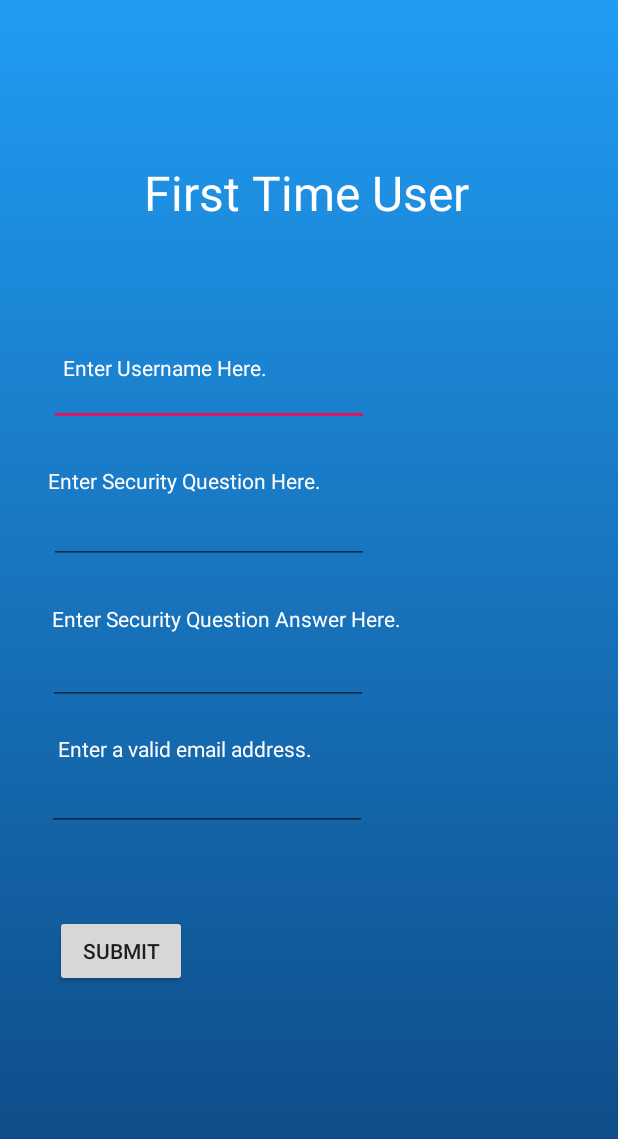
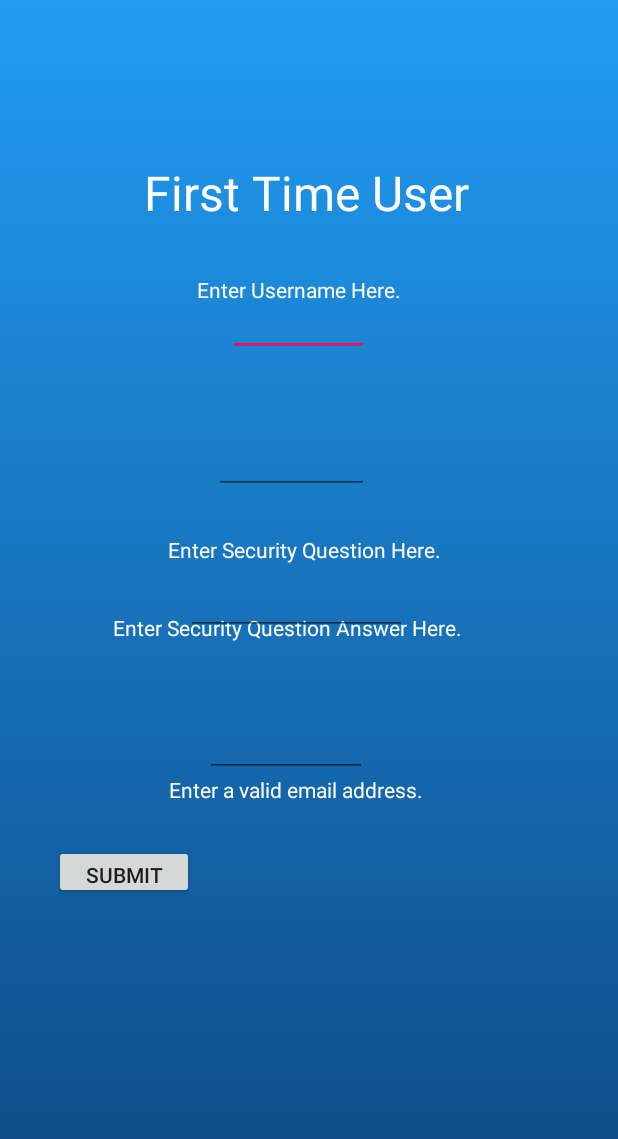
Before and after one commit to Bshuryan/SophProj, an Android app: the FirstTimeUser screen opened directly, with no data from a screen before it, on a phone screen of 412 x 824 dp. Shown: the top 1139 px of the screen. Run offline under Robolectric (Android 15) with nearby library versions, the phone set to English and light mode, and no system bars.

Commit message:
Merge remote-tracking branch 'origin/master'
# Conflicts:
#	.gradle/4.10.1/fileHashes/fileHashes.bin
#	.gradle/4.10.1/fileHashes/fileHashes.lock
#	.gradle/4.10.1/taskHistory/taskHistory.lock
#	.gradle/buildOutputCleanup/buildOutputCleanup.lock
#	.idea/caches/gradle_models.ser
#	app/app.iml

```diff
--- a/app/src/main/res/layout/activity_first_time_user.xml
+++ b/app/src/main/res/layout/activity_first_time_user.xml
@@ -9,26 +9,26 @@
 
     <TextView
         android:id="@+id/textView2"
-        android:layout_width="210dp"
-        android:layout_height="27dp"
+        android:layout_width="348dp"
+        android:layout_height="38dp"
         android:layout_marginStart="32dp"
         android:layout_marginLeft="32dp"
         android:layout_marginTop="172dp"
         android:layout_marginEnd="240dp"
         android:layout_marginRight="240dp"
         android:layout_marginBottom="540dp"
-        android:text="   Enter Username Here."
+        android:text="                              Enter Username Here."
         android:textColor="@android:color/white"
         app:layout_constraintBottom_toBottomOf="parent"
         app:layout_constraintEnd_toEndOf="parent"
-        app:layout_constraintHorizontal_bias="0.0"
+        app:layout_constraintHorizontal_bias="0.004"
         app:layout_constraintStart_toStartOf="parent"
         app:layout_constraintTop_toTopOf="parent"
-        app:layout_constraintVertical_bias="0.75" />
+        app:layout_constraintVertical_bias="0.157" />
 
     <EditText
         android:id="@+id/editText1"
-        android:layout_width="wrap_content"
+        android:layout_width="94dp"
         android:layout_height="wrap_content"
         android:layout_marginStart="32dp"
         android:layout_marginLeft="32dp"
@@ -41,26 +41,29 @@
         android:text=""
         app:layout_constraintBottom_toBottomOf="parent"
         app:layout_constraintEnd_toEndOf="parent"
+        app:layout_constraintHorizontal_bias="1.0"
         app:layout_constraintStart_toStartOf="parent"
-        app:layout_constraintTop_toTopOf="parent" />
+        app:layout_constraintTop_toTopOf="parent"
+        app:layout_constraintVertical_bias="0.0" />
 
     <TextView
         android:id="@+id/textView3"
         android:layout_width="wrap_content"
         android:layout_height="wrap_content"
-        android:layout_marginStart="32dp"
-        android:layout_marginLeft="32dp"
+        android:layout_marginStart="112dp"
+        android:layout_marginLeft="112dp"
         android:layout_marginTop="264dp"
         android:layout_marginBottom="448dp"
         android:text="Enter Security Question Here."
         android:textColor="@android:color/white"
         app:layout_constraintBottom_toBottomOf="parent"
         app:layout_constraintStart_toStartOf="parent"
-        app:layout_constraintTop_toTopOf="parent" />
+        app:layout_constraintTop_toTopOf="parent"
+        app:layout_constraintVertical_bias="1.0" />
 
     <EditText
         android:id="@+id/editText2"
-        android:layout_width="wrap_content"
+        android:layout_width="103dp"
         android:layout_height="wrap_content"
         android:layout_marginStart="32dp"
         android:layout_marginLeft="32dp"
@@ -68,37 +71,41 @@
         android:layout_marginEnd="166dp"
         android:layout_marginRight="166dp"
         android:layout_marginBottom="402dp"
-        android:ems="10"
+        android:ems="5"
         android:inputType="textPersonName"
         android:text=""
         app:layout_constraintBottom_toBottomOf="parent"
         app:layout_constraintEnd_toEndOf="parent"
+        app:layout_constraintHorizontal_bias="1.0"
         app:layout_constraintStart_toStartOf="parent"
-        app:layout_constraintTop_toTopOf="parent" />
+        app:layout_constraintTop_toTopOf="parent"
+        app:layout_constraintVertical_bias="0.0" />
 
     <TextView
         android:id="@+id/textView4"
-        android:layout_width="wrap_content"
-        android:layout_height="wrap_content"
+        android:layout_width="339dp"
+        android:layout_height="24dp"
         android:layout_marginStart="32dp"
         android:layout_marginLeft="32dp"
         android:layout_marginTop="356dp"
         android:layout_marginEnd="142dp"
         android:layout_marginRight="142dp"
         android:layout_marginBottom="356dp"
-        android:text="Enter Security Question Answer Here."
+        android:text="                  Enter Security Question Answer Here."
         android:textColor="@android:color/white"
         app:layout_constraintBottom_toBottomOf="parent"
         app:layout_constraintEnd_toEndOf="parent"
+        app:layout_constraintHorizontal_bias="0.166"
         app:layout_constraintStart_toStartOf="parent"
-        app:layout_constraintTop_toTopOf="parent" />
+        app:layout_constraintTop_toTopOf="parent"
+        app:layout_constraintVertical_bias="0.6" />
 
     <EditText
         android:id="@+id/editText3"
-        android:layout_width="wrap_content"
+        android:layout_width="147dp"
         android:layout_height="wrap_content"
-        android:layout_marginStart="32dp"
-        android:layout_marginLeft="32dp"
+        android:layout_marginStart="124dp"
+        android:layout_marginLeft="124dp"
         android:layout_marginTop="378dp"
         android:layout_marginBottom="308dp"
         android:ems="10"
@@ -106,7 +113,8 @@
         android:text=""
         app:layout_constraintBottom_toBottomOf="parent"
         app:layout_constraintStart_toStartOf="parent"
-        app:layout_constraintTop_toTopOf="parent" />
+        app:layout_constraintTop_toTopOf="parent"
+        app:layout_constraintVertical_bias="0.0" />
 
     <TextView
         android:id="@+id/textView5"
@@ -127,8 +135,8 @@
 
     <Button
         android:id="@+id/button"
-        android:layout_width="wrap_content"
-        android:layout_height="wrap_content"
+        android:layout_width="93dp"
+        android:layout_height="36dp"
         android:layout_marginStart="36dp"
         android:layout_marginLeft="36dp"
         android:layout_marginTop="563dp"
@@ -139,31 +147,35 @@
         android:text="Submit"
         app:layout_constraintBottom_toBottomOf="parent"
         app:layout_constraintEnd_toEndOf="parent"
+        app:layout_constraintHorizontal_bias="0.0"
         app:layout_constraintStart_toStartOf="parent"
-        app:layout_constraintTop_toTopOf="parent" />
+        app:layout_constraintTop_toTopOf="parent"
+        app:layout_constraintVertical_bias="0.0" />
 
 
     <TextView
         android:id="@+id/textView7"
-        android:layout_width="wrap_content"
-        android:layout_height="wrap_content"
+        android:layout_width="242dp"
+        android:layout_height="26dp"
         android:layout_marginStart="36dp"
         android:layout_marginLeft="36dp"
         android:layout_marginTop="443dp"
-        android:layout_marginEnd="202dp"
-        android:layout_marginRight="202dp"
+        android:layout_marginEnd="8dp"
+        android:layout_marginRight="8dp"
         android:layout_marginBottom="269dp"
         android:text="Enter a valid email address."
         android:textColor="@android:color/white"
         app:layout_constraintBottom_toBottomOf="parent"
         app:layout_constraintEnd_toEndOf="parent"
+        app:layout_constraintHorizontal_bias="0.608"
         app:layout_constraintStart_toStartOf="parent"
-        app:layout_constraintTop_toTopOf="parent" />
+        app:layout_constraintTop_toTopOf="parent"
+        app:layout_constraintVertical_bias="0.857" />
 
     <EditText
         android:id="@+id/editText4"
-        android:layout_width="wrap_content"
-        android:layout_height="wrap_content"
+        android:layout_width="108dp"
+        android:layout_height="39dp"
         android:layout_marginStart="31dp"
         android:layout_marginLeft="31dp"
         android:layout_marginTop="462dp"
@@ -174,7 +186,9 @@
         android:inputType="textEmailAddress"
         app:layout_constraintBottom_toBottomOf="parent"
         app:layout_constraintEnd_toEndOf="parent"
+        app:layout_constraintHorizontal_bias="1.0"
         app:layout_constraintStart_toStartOf="parent"
-        app:layout_constraintTop_toTopOf="parent" />
+        app:layout_constraintTop_toTopOf="parent"
+        app:layout_constraintVertical_bias="0.166" />
 
 </android.support.constraint.ConstraintLayout>
```
